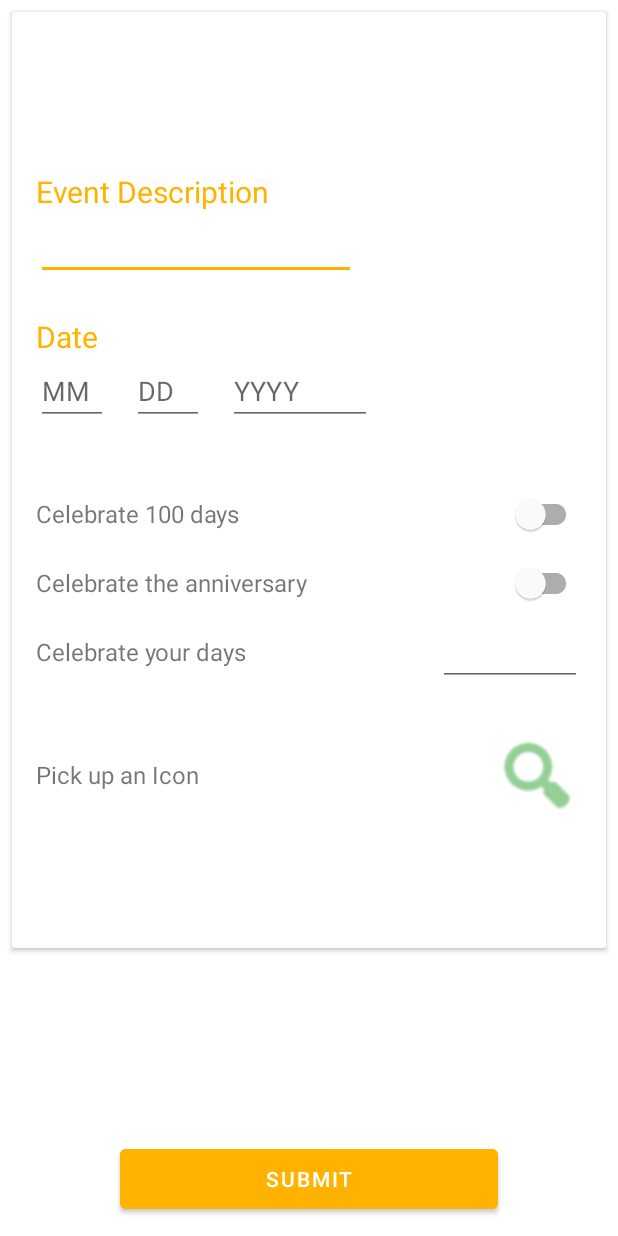
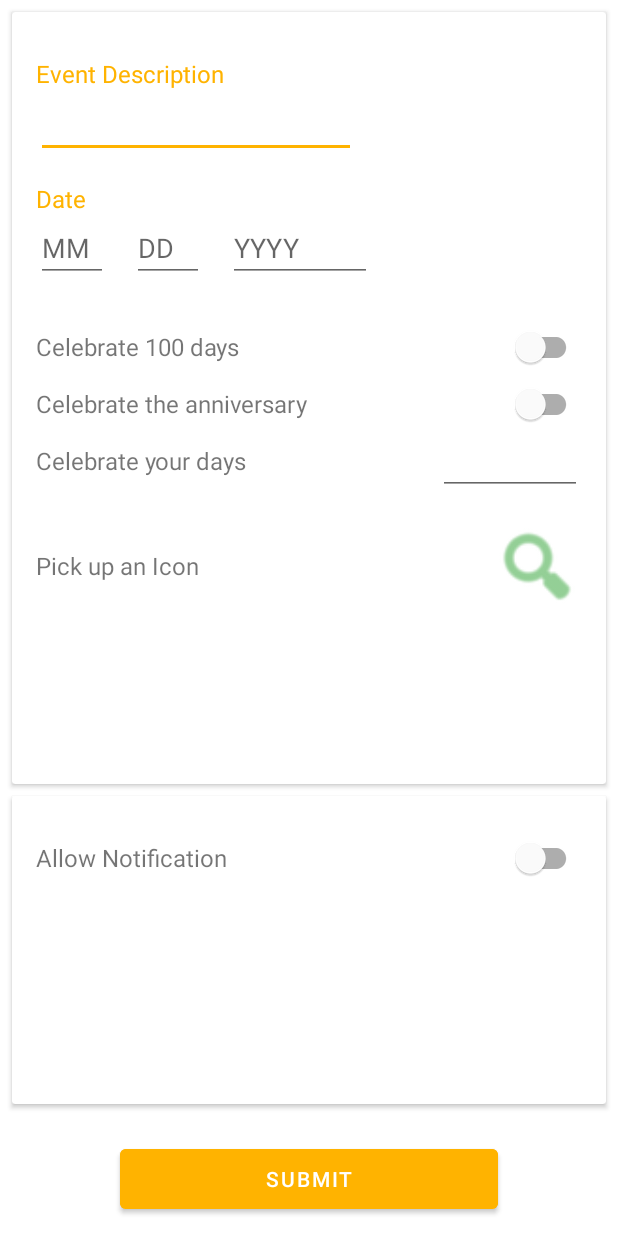
Before and after one commit to PrisonerPrice/DaysCountUp, an Android app: the EditActivity screen opened directly, with no data from a screen before it, on a phone screen of 412 x 824 dp. Run offline under Robolectric (Android 15) with nearby library versions, the light colour scheme and no system bars; our stand-ins replace Room's generated code; libraries missing offline, so code that uses them is left out: com.maltaisn.icondialog; 4 statements that could not run were skipped.

Commit message:
UI updates

```diff
--- a/app/src/main/java/com/prisonerprice/dayscountup/view/EditActivity.java
+++ b/app/src/main/java/com/prisonerprice/dayscountup/view/EditActivity.java
@@ -164,6 +164,7 @@ public class EditActivity extends AppCompatActivity implements IconDialog.Callba
 
             if (month < 0 || month > 12) dateFormatIsCorrect = false;
             if (day < 0 || day > 31) dateFormatIsCorrect = false;
+            if (year < 0) dateFormatIsCorrect = false;
 
         } catch (Exception e) {
             dateFormatIsCorrect = false;
--- a/app/src/main/res/layout/activity_edit.xml
+++ b/app/src/main/res/layout/activity_edit.xml
@@ -11,10 +11,9 @@
     <androidx.cardview.widget.CardView
         android:layout_width="match_parent"
         android:layout_height="0dp"
-        android:layout_weight="12"
+        android:layout_weight="10"
         android:layout_marginHorizontal="8dp"
-        android:layout_marginTop="8dp"
-        android:layout_marginBottom="24dp">
+        android:layout_marginTop="8dp">
 
         <androidx.constraintlayout.widget.ConstraintLayout
             android:layout_width="match_parent"
@@ -24,18 +23,17 @@
                 android:id="@+id/tv_task_title"
                 android:layout_width="wrap_content"
                 android:layout_height="wrap_content"
-                android:layout_marginTop="16dp"
                 android:text="@string/task_title"
-                android:textSize="@dimen/title_text_size"
                 android:textColor="@color/colorSecondary"
+                android:textSize="@dimen/lots_of_words"
                 app:layout_constraintStart_toStartOf="@+id/guideline"
-                app:layout_constraintTop_toTopOf="@+id/guideline2" />
+                app:layout_constraintTop_toTopOf="@+id/guideline8" />
 
             <TextView
                 android:id="@+id/tv_anniversary"
                 android:layout_width="wrap_content"
                 android:layout_height="wrap_content"
-                android:layout_marginTop="24dp"
+                android:layout_marginTop="16dp"
                 android:text="@string/celebrate_anniversary"
                 android:textSize="@dimen/lots_of_words"
                 app:layout_constraintStart_toStartOf="@+id/guideline"
@@ -45,7 +43,7 @@
                 android:id="@+id/tv_custom"
                 android:layout_width="wrap_content"
                 android:layout_height="wrap_content"
-                android:layout_marginTop="24dp"
+                android:layout_marginTop="16dp"
                 android:text="@string/celebrate_custom_days"
                 android:textSize="@dimen/lots_of_words"
                 app:layout_constraintStart_toStartOf="@+id/guideline"
@@ -55,9 +53,11 @@
                 android:id="@+id/tv_celebrate_100"
                 android:layout_width="wrap_content"
                 android:layout_height="wrap_content"
-                android:layout_marginTop="48dp"
+                android:layout_marginTop="32dp"
+                android:layout_marginBottom="24dp"
                 android:text="@string/celebrate_100_days_title"
                 android:textSize="@dimen/lots_of_words"
+                app:layout_constraintBottom_toTopOf="@+id/tv_anniversary"
                 app:layout_constraintStart_toStartOf="@+id/guideline"
                 app:layout_constraintTop_toBottomOf="@+id/et_month" />
 
@@ -86,11 +86,11 @@
             <TextView
                 android:id="@+id/date_title"
                 android:layout_width="wrap_content"
-                android:layout_height="wrap_content"
-                android:layout_marginTop="24dp"
+                android:layout_height="21dp"
+                android:layout_marginTop="16dp"
                 android:text="@string/date_title"
-                android:textSize="@dimen/title_text_size"
                 android:textColor="@color/colorSecondary"
+                android:textSize="@dimen/lots_of_words"
                 app:layout_constraintStart_toStartOf="@+id/guideline"
                 app:layout_constraintTop_toBottomOf="@+id/et_task_desc" />
 
@@ -189,22 +189,76 @@
                 android:id="@+id/tv_pick_icon"
                 android:layout_width="wrap_content"
                 android:layout_height="wrap_content"
-                android:layout_marginTop="60dp"
+                android:layout_marginTop="48dp"
                 android:text="@string/icon_pick_text"
                 android:textSize="@dimen/lots_of_words"
                 app:layout_constraintStart_toStartOf="@+id/guideline"
                 app:layout_constraintTop_toBottomOf="@+id/tv_custom" />
 
+            <androidx.constraintlayout.widget.Guideline
+                android:id="@+id/guideline8"
+                android:layout_width="wrap_content"
+                android:layout_height="wrap_content"
+                android:orientation="horizontal"
+                app:layout_constraintGuide_begin="30dp" />
+
         </androidx.constraintlayout.widget.ConstraintLayout>
 
     </androidx.cardview.widget.CardView>
 
-    <FrameLayout
+    <androidx.cardview.widget.CardView
         android:layout_width="match_parent"
         android:layout_height="0dp"
-        android:layout_weight="2">
+        android:layout_weight="4"
+        android:layout_marginHorizontal="8dp"
+        android:layout_marginTop="8dp"
+        android:layout_marginBottom="24dp">
 
-    </FrameLayout>
+        <androidx.constraintlayout.widget.ConstraintLayout
+            android:layout_width="match_parent"
+            android:layout_height="match_parent">
+
+            <androidx.constraintlayout.widget.Guideline
+                android:id="@+id/guideline5"
+                android:layout_width="wrap_content"
+                android:layout_height="wrap_content"
+                android:orientation="vertical"
+                app:layout_constraintGuide_begin="16dp" />
+
+            <androidx.constraintlayout.widget.Guideline
+                android:id="@+id/guideline7"
+                android:layout_width="wrap_content"
+                android:layout_height="wrap_content"
+                android:orientation="vertical"
+                app:layout_constraintGuide_end="16dp" />
+
+            <androidx.constraintlayout.widget.Guideline
+                android:id="@+id/guideline13"
+                android:layout_width="wrap_content"
+                android:layout_height="wrap_content"
+                android:orientation="horizontal"
+                app:layout_constraintGuide_begin="30dp" />
+
+            <TextView
+                android:id="@+id/tv_allow_notification"
+                android:layout_width="wrap_content"
+                android:layout_height="wrap_content"
+                android:text="@string/allow_notification_title"
+                android:textSize="@dimen/lots_of_words"
+                app:layout_constraintStart_toStartOf="@+id/guideline5"
+                app:layout_constraintTop_toTopOf="@+id/guideline13" />
+
+            <com.google.android.material.switchmaterial.SwitchMaterial
+                android:id="@+id/switch1"
+                android:layout_width="wrap_content"
+                android:layout_height="wrap_content"
+                app:layout_constraintBottom_toBottomOf="@+id/tv_allow_notification"
+                app:layout_constraintEnd_toStartOf="@+id/guideline7"
+                app:layout_constraintTop_toTopOf="@+id/guideline13" />
+
+        </androidx.constraintlayout.widget.ConstraintLayout>
+
+    </androidx.cardview.widget.CardView>
 
     <Button
         android:id="@+id/btn_edit_activity"
--- a/app/src/main/res/values/strings.xml
+++ b/app/src/main/res/values/strings.xml
@@ -7,17 +7,12 @@
     <string name="settings">settings</string>
 
     <!-- Settings -->
-    <string name="messages_header">Messages</string>
     <string name="sync_header">Sync</string>
-    <string name="test_header">test</string>
-
-    <string name="signature_title">Your signature</string>
-    <string name="reply_title">Default reply action</string>
+    <string name="test_header">Developer</string>
 
     <string name="sync_title">Sync email periodically</string>
     <string name="attachment_title">Download incoming attachments</string>
-    <string name="attachment_summary_on">Automatically download attachments for incoming emails
-    </string>
+    <string name="attachment_summary_on">Automatically download attachments for incoming emails</string>
     <string name="attachment_summary_off">Only download attachments when manually requested</string>
 
     <string name="truncate_alert_title">Do you want to truncate your database?</string>
@@ -36,9 +31,10 @@
     <string name="edit_activity_button_text">Submit</string>
     <string name="update_btn">UPDATE</string>
     <string name="icon_pick_text">Pick up an Icon</string>
-
     <string name="hint_year">YYYY</string>
     <string name="hint_month">MM</string>
     <string name="hint_day">DD</string>
 
+    <string name="allow_notification_title">Allow Notification</string>
+
 </resources>
--- a/app/src/main/res/xml/root_preferences.xml
+++ b/app/src/main/res/xml/root_preferences.xml
@@ -1,21 +1,4 @@
 <PreferenceScreen xmlns:app="http://schemas.android.com/apk/res-auto">
-
-    <PreferenceCategory app:title="@string/messages_header">
-
-        <EditTextPreference
-            app:key="signature"
-            app:title="@string/signature_title"
-            app:useSimpleSummaryProvider="true" />
-
-        <ListPreference
-            app:defaultValue="reply"
-            app:entries="@array/reply_entries"
-            app:entryValues="@array/reply_values"
-            app:key="reply"
-            app:title="@string/reply_title"
-            app:useSimpleSummaryProvider="true" />
-
-    </PreferenceCategory>
 
     <PreferenceCategory app:title="@string/sync_header">
 
```
Also changed, not shown: app/src/main/java/com/prisonerprice/dayscountup/view/SettingsActivity.java (+12 -3 lines).
